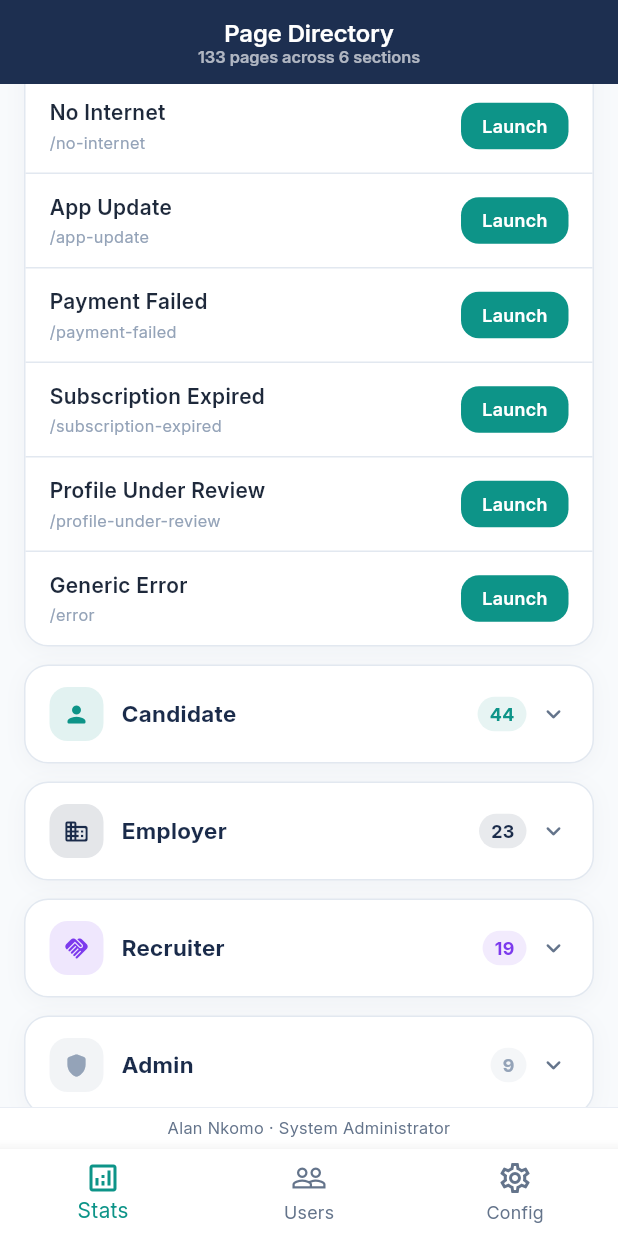
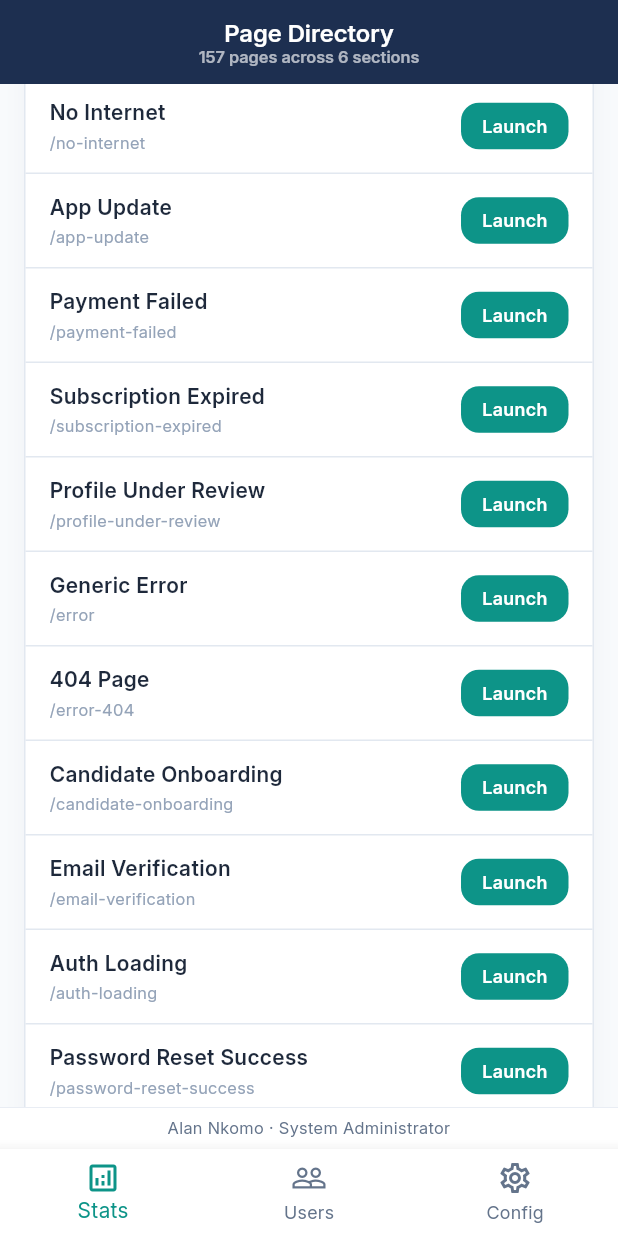
Before and after one commit to mrhartze-web/hireiq-claude-code, a Flutter app: the DevNavScreen screen opened by its route, scrolled down 1152 dp, on a phone screen of 412 x 824 dp. Run offline on Flutter 3.47's test engine with Material 3 defaults, Android fonts, the phone set to English and light mode, and no system bars; our stand-ins replace cloud_firestore, firebase_auth, firebase_core, firebase_storage, flutter_riverpod, go_router and 3 more; accounts and stored records are empty.

Commit message:
fix: reconcile dev nav paths to match router exactly — 145 pages all launchable
Co-Authored-By: Claude Sonnet 4.6 <noreply@anthropic.com>

```diff
--- a/lib/features/admin/dev_nav_screen.dart
+++ b/lib/features/admin/dev_nav_screen.dart
@@ -56,6 +56,17 @@ const _sections = <_Section>[
       _PageEntry('Subscription Expired', '/subscription-expired'),
       _PageEntry('Profile Under Review', '/profile-under-review'),
       _PageEntry('Generic Error', '/error'),
+      _PageEntry('404 Page', '/error-404'),
+      _PageEntry('Candidate Onboarding', '/candidate-onboarding'),
+      _PageEntry('Email Verification', '/email-verification'),
+      _PageEntry('Auth Loading', '/auth-loading'),
+      _PageEntry('Password Reset Success', '/password-reset-success'),
+      _PageEntry('Phone Verification', '/verify-phone'),
+      _PageEntry('Terms of Service', '/terms'),
+      _PageEntry('Privacy Policy', '/privacy'),
+      _PageEntry('Notifications', '/notifications'),
+      _PageEntry('Messages', '/messages'),
+      _PageEntry('Message Thread', '/messages/:id'),
     ],
   ),
   _Section(
@@ -66,47 +77,53 @@ const _sections = <_Section>[
       _PageEntry('Candidate Dashboard', '/candidate'),
       _PageEntry('Dashboard Home', '/candidate/home'),
       _PageEntry('Job Feed', '/candidate/jobs'),
+      _PageEntry('Job Detail', '/candidate/jobs/:id'),
       _PageEntry('Profile', '/candidate/profile'),
+      _PageEntry('Edit Profile', '/candidate/edit-profile'),
       _PageEntry('Application Tracker', '/candidate/applications'),
+      _PageEntry('Application Timeline', '/candidate/applications/:id'),
       _PageEntry('Saved Jobs', '/candidate/saved-jobs'),
-      _PageEntry('Messages', '/candidate/messages'),
-      _PageEntry('Notifications', '/candidate/notifications'),
+      _PageEntry('Settings', '/candidate/settings'),
       _PageEntry('Smart Apply', '/candidate/smart-apply'),
-      _PageEntry('MatchIQ Explanation', '/candidate/matchiq'),
-      _PageEntry('PassportIQ', '/candidate/passport-iq'),
-      _PageEntry('ForgeIQ CV Builder', '/candidate/forge-iq'),
-      _PageEntry('UpliftIQ', '/candidate/uplift-iq'),
+      _PageEntry('MatchIQ Explanation', '/candidate/candidate-matchiq-explanation'),
+      _PageEntry('PassportIQ Processing', '/candidate/passport/processing'),
+      _PageEntry('PassportIQ Result', '/candidate/passport/result'),
+      _PageEntry('ForgeIQ CV Builder', '/candidate/candidate-forge-iq'),
+      _PageEntry('UpliftIQ', '/candidate/uplift'),
       _PageEntry('Career Goals', '/candidate/career-goals'),
       _PageEntry('Career Roadmap', '/candidate/roadmap'),
-      _PageEntry('References', '/candidate/references'),
       _PageEntry('Salary Guide', '/candidate/salary-guide'),
-      _PageEntry('Interview Prep', '/candidate/interview-prep'),
-      _PageEntry('Referral Programme', '/candidate/referral'),
-      _PageEntry('Billing Settings', '/candidate/billing'),
-      _PageEntry('Security Settings', '/candidate/security'),
-      _PageEntry('Privacy Settings', '/candidate/privacy'),
-      _PageEntry('Complete Profile', '/candidate/complete-profile'),
-      _PageEntry('Public Profile', '/candidate/public-profile'),
+      _PageEntry('Interview Prep', '/candidate/candidate-interview-prep'),
+      _PageEntry('Referral Programme', '/candidate/candidate-referral'),
+      _PageEntry('Billing Settings', '/candidate/candidate-billing-settings'),
+      _PageEntry('Security Settings', '/candidate/candidate-security-settings'),
+      _PageEntry('Privacy Settings', '/candidate/candidate-privacy-settings'),
+      _PageEntry('Complete Profile', '/candidate/candidate-complete-profile'),
+      _PageEntry('Public Profile', '/candidate/candidate-public-profile'),
       _PageEntry('Subscription Upgrade', '/candidate/subscription'),
-      _PageEntry('Onboarding Welcome', '/candidate/onboarding-welcome'),
+      _PageEntry('Onboarding Welcome', '/candidate/candidate-onboarding-welcome'),
       _PageEntry('CV Upload', '/candidate/cv-upload'),
       _PageEntry('CV Preview', '/candidate/cv-preview'),
-      _PageEntry('Edit Profile', '/candidate/edit-profile'),
       _PageEntry('Wildcard Score', '/candidate/wildcard'),
       _PageEntry('Gig Feed', '/candidate/gigs'),
-      _PageEntry('Application Timeline', '/candidate/timeline'),
-      _PageEntry('MatchIQ Processing', '/matchiq-processing'),
-      _PageEntry('ForgeIQ Generating', '/forge-iq-generating'),
-      _PageEntry('ForgeIQ Cover Letter', '/forge-iq-cover-letter'),
-      _PageEntry('UpliftIQ Generating', '/uplift-iq-generating'),
-      _PageEntry('Active Contract', '/gig-active-contract'),
-      _PageEntry('Milestone Detail', '/gig-milestone'),
-      _PageEntry('Raise Dispute', '/gig-dispute'),
-      _PageEntry('Leave Review', '/gig-review'),
-      _PageEntry('Freelancer Profile', '/gig-freelancer-profile'),
-      _PageEntry('Referral Invite', '/candidate/referral-invite'),
-      _PageEntry('Rewards History', '/candidate/referral-history'),
-      _PageEntry('Rewards Redeem', '/candidate/referral-redeem'),
+      _PageEntry('Gig Detail', '/candidate/gigs/:id'),
+      _PageEntry('Skill Assessment', '/candidate/assessment'),
+      _PageEntry('Assessment Results', '/candidate/assessment-result'),
+      _PageEntry('Video Pitch', '/candidate/video-pitch'),
+      _PageEntry('Messages Inbox', '/candidate/candidate-messages-inbox'),
+      _PageEntry('Notifications', '/candidate/candidate-notifications'),
+      _PageEntry('MatchIQ Processing', '/candidate/matchiq-processing'),
+      _PageEntry('ForgeIQ Generating', '/candidate/forge-iq-generating'),
+      _PageEntry('ForgeIQ Cover Letter', '/candidate/forge-iq-cover-letter'),
+      _PageEntry('UpliftIQ Generating', '/candidate/uplift-iq-generating'),
+      _PageEntry('Active Contract', '/candidate/gig/active-contract'),
+      _PageEntry('Milestone Detail', '/candidate/gig/milestone'),
+      _PageEntry('Raise Dispute', '/candidate/gig/dispute'),
+      _PageEntry('Leave Review', '/candidate/gig/review'),
+      _PageEntry('Freelancer Profile', '/candidate/gig/freelancer/:id'),
+      _PageEntry('Referral Invite', '/candidate/referral/invite'),
+      _PageEntry('Rewards History', '/candidate/referral/rewards-history'),
+      _PageEntry('Rewards Redeem', '/candidate/referral/redeem'),
     ],
   ),
   _Section(
@@ -118,25 +135,30 @@ const _sections = <_Section>[
       _PageEntry('My Jobs', '/employer/my-jobs'),
       _PageEntry('Post a Job', '/employer/post-job'),
       _PageEntry('Candidate Pool', '/employer/candidates'),
-      _PageEntry('Candidate Search', '/employer/candidate-search'),
-      _PageEntry('Candidate Pipeline', '/employer/pipeline'),
-      _PageEntry('Shortlist', '/employer/shortlist'),
-      _PageEntry('Offer Management', '/employer/offers'),
-      _PageEntry('Interview Scheduler', '/employer/interviews'),
-      _PageEntry('WildcardIQ Setup', '/employer/wildcard-iq'),
-      _PageEntry('SignalIQ Report', '/employer/signal-iq'),
+      _PageEntry('Candidate Search', '/employer/employer-candidate-search'),
+      _PageEntry('Candidate Pipeline', '/employer/employer-candidate-pipeline'),
+      _PageEntry('Shortlist', '/employer/employer-shortlist'),
+      _PageEntry('Offer Management', '/employer/employer-offer-management'),
+      _PageEntry('Interview Scheduler', '/employer/employer-interview-scheduler'),
+      _PageEntry('Interview Detail', '/employer/employer-interview-detail'),
+      _PageEntry('WildcardIQ Setup', '/employer/employer-wildcard-iq'),
+      _PageEntry('SignalIQ Report', '/employer/employer-signal-iq'),
       _PageEntry('Analytics', '/employer/analytics'),
-      _PageEntry('Billing', '/employer/billing'),
-      _PageEntry('Company Profile', '/employer/company-profile'),
-      _PageEntry('Employer Onboarding', '/employer/onboarding'),
-      _PageEntry('Post a Gig', '/employer/post-gig'),
-      _PageEntry('Diversity Report', '/employer/diversity'),
+      _PageEntry('Billing', '/employer/employer-billing'),
+      _PageEntry('Company Profile', '/employer/employer-company-profile'),
+      _PageEntry('Employer Onboarding', '/employer/employer-onboarding-steps'),
+      _PageEntry('Post a Gig', '/employer/employer-post-gig'),
+      _PageEntry('Diversity Report', '/employer/employer-diversity-report'),
       _PageEntry('Payments', '/employer/payments'),
       _PageEntry('Team Management', '/employer/team'),
       _PageEntry('Enterprise Dashboard', '/employer/enterprise'),
       _PageEntry('Confirm Hire', '/employer/confirm-hire'),
       _PageEntry('Invoices', '/employer/invoices'),
-      _PageEntry('Gig Proposals', '/employer/gig-proposals'),
+      _PageEntry('Gig Proposals', '/employer/gig/proposals'),
+      _PageEntry('Settings', '/employer/settings'),
+      _PageEntry('Open Dispute', '/employer/dispute'),
+      _PageEntry('Leave Review', '/employer/review'),
+      _PageEntry('Employer Login', '/employer/employer-login'),
     ],
   ),
   _Section(
@@ -147,22 +169,23 @@ const _sections = <_Section>[
       _PageEntry('Recruiter Dashboard', '/recruiter'),
       _PageEntry('Pipeline', '/recruiter/pipeline'),
       _PageEntry('Briefs', '/recruiter/briefs'),
-      _PageEntry('Brief Builder', '/recruiter/brief-builder'),
-      _PageEntry('Candidate Search', '/recruiter/candidate-search'),
-      _PageEntry('Candidate Submission', '/recruiter/submission'),
-      _PageEntry('CV Vault', '/recruiter/cv-vault'),
+      _PageEntry('Brief Builder', '/recruiter/recruiter-brief-builder'),
+      _PageEntry('Candidate Search', '/recruiter/recruiter-candidate-search'),
+      _PageEntry('Candidate Submission', '/recruiter/recruiter-candidate-submission'),
+      _PageEntry('CV Vault', '/recruiter/recruiter-cv-vault'),
       _PageEntry('Shortlist', '/recruiter/shortlist'),
-      _PageEntry('Placement Tracker', '/recruiter/placement-tracker'),
-      _PageEntry('Earnings Dashboard', '/recruiter/earnings'),
-      _PageEntry('Client Management', '/recruiter/client-management'),
-      _PageEntry('Performance Dashboard', '/recruiter/performance'),
-      _PageEntry('Messages', '/recruiter/messages'),
-      _PageEntry('SignalIQ Report', '/recruiter/signal-iq'),
+      _PageEntry('Diversity Report', '/recruiter/diversity'),
+      _PageEntry('Placement Tracker', '/recruiter/recruiter-placement-tracker'),
+      _PageEntry('Earnings Dashboard', '/recruiter/recruiter-earnings-dashboard'),
+      _PageEntry('Client Management', '/recruiter/recruiter-client-management'),
+      _PageEntry('Performance Dashboard', '/recruiter/recruiter-performance-dashboard'),
+      _PageEntry('Messages', '/recruiter/recruiter-messages'),
+      _PageEntry('SignalIQ Report', '/recruiter/signals'),
       _PageEntry('Settings', '/recruiter/settings'),
-      _PageEntry('Onboarding Step 1', '/recruiter/onboarding-1'),
-      _PageEntry('Onboarding Step 2', '/recruiter/onboarding-2'),
-      _PageEntry('Onboarding Step 3', '/recruiter/onboarding-3'),
-      _PageEntry('ShieldIQ Flag', '/recruiter/shield-iq'),
+      _PageEntry('Onboarding Step 1', '/recruiter/onboarding/step-1'),
+      _PageEntry('Onboarding Step 2', '/recruiter/onboarding/step-2'),
+      _PageEntry('Onboarding Step 3', '/recruiter/onboarding/step-3'),
+      _PageEntry('ShieldIQ Flag', '/recruiter/shield-iq-flag'),
     ],
   ),
   _Section(
@@ -172,13 +195,14 @@ const _sections = <_Section>[
     pages: [
       _PageEntry('Admin Dashboard', '/admin'),
       _PageEntry('User Management', '/admin/users'),
-      _PageEntry('Employer Management', '/admin/employer-management'),
-      _PageEntry('Recruiter Management', '/admin/recruiter-management'),
-      _PageEntry('Content Moderation', '/admin/content-moderation'),
-      _PageEntry('Platform Analytics', '/admin/platform-analytics'),
+      _PageEntry('Employer Management', '/admin/admin-employer-management'),
+      _PageEntry('Recruiter Management', '/admin/admin-recruiter-management'),
+      _PageEntry('Content Moderation', '/admin/admin-content-moderation'),
+      _PageEntry('Platform Analytics', '/admin/admin-platform-analytics'),
       _PageEntry('Revenue Dashboard', '/admin/revenue'),
-      _PageEntry('System Health', '/admin/system-health'),
-      _PageEntry('System Settings', '/admin/system-settings'),
+      _PageEntry('System Health', '/admin/health'),
+      _PageEntry('System Settings', '/admin/admin-system-settings'),
+      _PageEntry('Page Directory', '/admin/pages'),
     ],
   ),
   _Section(
@@ -192,9 +216,9 @@ const _sections = <_Section>[
       _PageEntry('API Keys', '/enterprise/api-keys'),
       _PageEntry('White Label', '/enterprise/white-label'),
       _PageEntry('HRIS Integrations', '/enterprise/hris'),
-      _PageEntry('Analytics Suite', '/enterprise/analytics'),
+      _PageEntry('Analytics Suite', '/enterprise/analytics-suite'),
       _PageEntry('Employer Brand', '/enterprise/employer-brand'),
-      _PageEntry('Hiring Workflow', '/enterprise/hiring-workflow'),
+      _PageEntry('Hiring Workflow', '/enterprise/workflow'),
       _PageEntry('Bulk CV Review', '/enterprise/bulk-review'),
       _PageEntry('Compliance', '/enterprise/compliance'),
       _PageEntry('Job Approval', '/enterprise/job-approval'),
```
